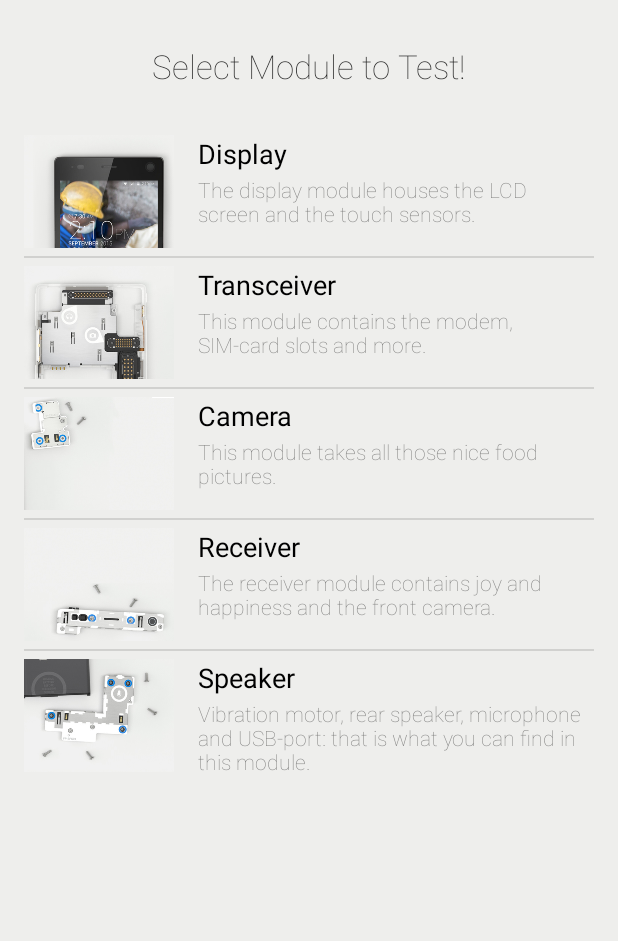
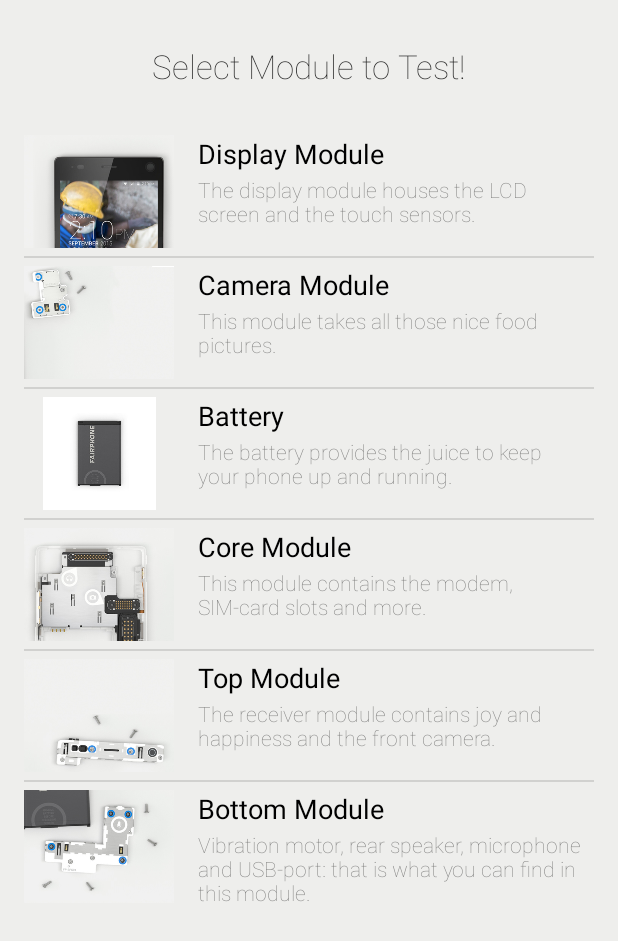
Before and after one commit to WeAreFairphone/FP2-Checkup, an Android app: the screen it shows after launch (ModuleChooser), on a phone screen of 412 x 824 dp. Shown: the top 941 px of the screen. Run offline under Robolectric (Android 15) with nearby library versions, the phone set to English and light mode, and no system bars.

Commit message:
Add battery as module

```diff
--- /dev/null
+++ b/app/src/main/java/com/fairphone/diagnostics/Module/BatteryModule.java
@@ -0,0 +1,34 @@
+package com.fairphone.diagnostics.Module;
+
+import android.content.Context;
+
+import com.fairphone.diagnostics.R;
+import com.fairphone.diagnostics.tests.Test;
+
+import java.util.ArrayList;
+import java.util.List;
+
+/**
+ * Created by maarten on 21/09/16.
+ */
+public class BatteryModule implements Module {
+    @Override
+    public int getPictureResourceID() {
+        return R.drawable.battery_module_render;
+    }
+
+    @Override
+    public int getModuleNameID() {
+        return R.string.battery_module_name;
+    }
+
+    @Override
+    public int getDescriptionId() {
+        return R.string.battery_module_description;
+    }
+
+    public List<Test> getTestList(Context context) {
+        List<Test> tests = new ArrayList<>();
+        return tests;
+    }
+}
--- a/app/src/main/java/com/fairphone/diagnostics/ModuleChooser.java
+++ b/app/src/main/java/com/fairphone/diagnostics/ModuleChooser.java
@@ -5,6 +5,7 @@ import android.content.Intent;
 import android.os.Bundle;
 import android.widget.ListView;
 
+import com.fairphone.diagnostics.Module.BatteryModule;
 import com.fairphone.diagnostics.Module.CameraModule;
 import com.fairphone.diagnostics.Module.DisplayModule;
 import com.fairphone.diagnostics.Module.Module;
@@ -26,8 +27,9 @@ public class ModuleChooser extends Activity implements ModuleListAdapter.OnClick
         mListView = (ListView) findViewById(R.id.listView);
         ArrayList<Module> tests = new ArrayList<>();
         tests.add(new DisplayModule());
+        tests.add(new CameraModule());
+        tests.add(new BatteryModule());
         tests.add(new TransceiverModule());
-        tests.add(new CameraModule());
         tests.add(new ReceiverModule());
         tests.add(new SpeakerModule());
         mListView.setAdapter(new ModuleListAdapter(this, tests, this));
--- a/app/src/main/res/values/strings.xml
+++ b/app/src/main/res/values/strings.xml
@@ -12,14 +12,15 @@
     <string name="test_failed">Test failed</string>
     <string name="test_passed">Test passed</string>
 
-    <string name="display_module_name">Display</string>
+    <string name="display_module_name">Display Module</string>
     <string name="display_module_description">The display module houses the LCD screen and the touch sensors.</string>
-    <string name="transceiver_module_name">Transceiver</string>
-    <string name="transceiver_module_description">This module contains the modem, SIM-card slots and more.</string>
 
+    <!-- Battery module -->
+    <string name="battery_module_name">Battery</string>
+    <string name="battery_module_description">The battery provides the juice to keep your phone up and running.</string>
 
     <!-- Camera module -->
-    <string name="camera_module_name">Camera</string>
+    <string name="camera_module_name">Camera Module</string>
     <string name="camera_module_description">This module takes all those nice food pictures.</string>
 
     <!-- Rear camera -->
@@ -33,6 +34,8 @@
 
 
     <!-- Transceiver module -->
+    <string name="transceiver_module_name">Core Module</string>
+    <string name="transceiver_module_description">This module contains the modem, SIM-card slots and more.</string>
 
     <!-- SIM card slots -->
     <string name="dualsim_test_title">Dual SIM</string>
@@ -47,8 +50,13 @@
     <string name="dualsim_card_carrier">Carrier</string>
     <string name="dualsim_settings_text">Go to \'Settings -> SIM cards\' to change your SIM card setttings.</string>
 
+    <!-- MicroSD slot -->
+    <string name="microsd_test_title">microSD slot</string>
+    <string name="microsd_test_description">This test checks if the microSD slot is working properly. Make sure a microSD card is plugged in and press start.</string>
+    <string name="microsd_test_finish_question">You should see the SD card status. Is the info correct?</string>
+
     <!-- Receiver module -->
-    <string name="receiver_module_name">Receiver</string>
+    <string name="receiver_module_name">Top Module</string>
     <string name="receiver_module_description">The receiver module contains joy and happiness and the front camera.</string>
 
     <!-- Headphone jack -->
@@ -78,7 +86,7 @@
 
 
     <!-- Speaker module -->
-    <string name="speaker_module_name">Speaker</string>
+    <string name="speaker_module_name">Bottom Module</string>
     <string name="speaker_module_description">Vibration motor, rear speaker, microphone and USB-port: that is what you can find in this module.</string>
 
     <!-- Vibration motor -->
```
Also changed, not shown: app/src/main/res/drawable/battery_module_render.jpg (added).
